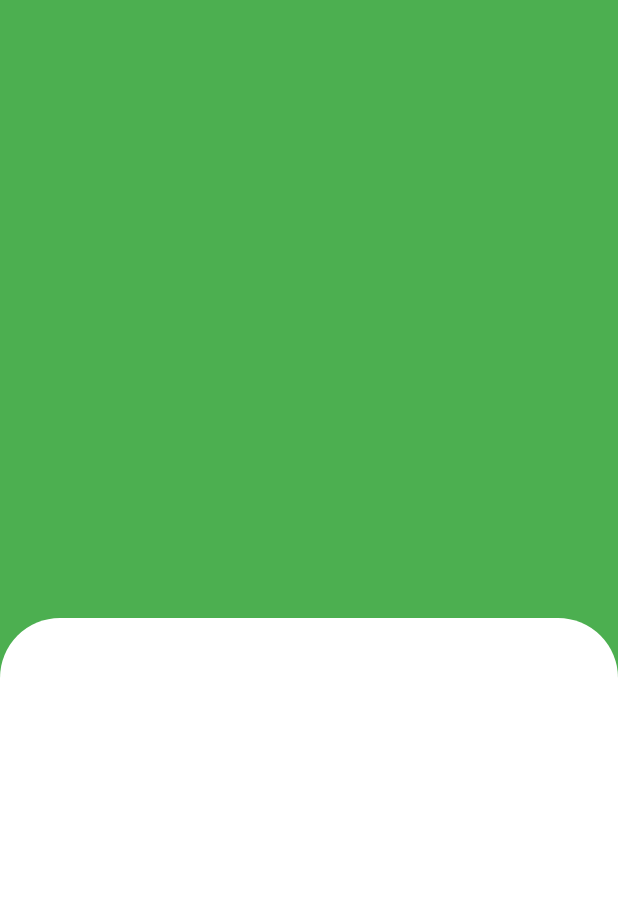
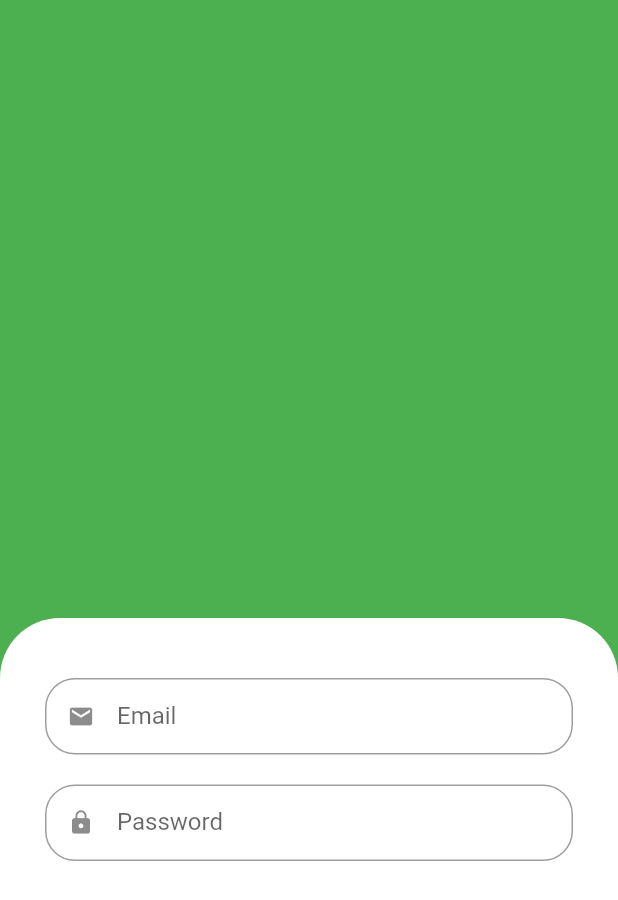
Before and after one commit to jefferson-norberto2/green_gracer_app, a Flutter app: the screen it shows after launch, on a phone screen of 412 x 824 dp. Shown: the top 900 px of the screen. Run offline on Flutter 3.47's test engine with Material 2 defaults, Android fonts, the phone set to English and light mode, and no system bars.

Commit message:
Feat - Custom Form Field Maked

```diff
--- a/lib/main.dart
+++ b/lib/main.dart
@@ -14,7 +14,7 @@ class MyApp extends StatelessWidget {
     return MaterialApp(
       title: 'Flutter Demo',
       theme: ThemeData(
-        primarySwatch: Colors.blue,
+        primarySwatch: Colors.green,
       ),
       home: const SignInScreen(),
     );
--- /dev/null
+++ b/lib/src/auth/components/custom_text_field.dart
@@ -0,0 +1,33 @@
+import 'package:flutter/material.dart';
+
+class CustomTextField extends StatelessWidget {
+  final IconData icon;
+  final String label;
+  final bool obscureText;
+
+  const CustomTextField(
+      {super.key,
+      required this.icon,
+      required this.label,
+      this.obscureText = false});
+
+  @override
+  Widget build(BuildContext context) {
+    return Padding(
+      padding: const EdgeInsets.only(bottom: 20),
+      child: TextFormField(
+        obscureText: obscureText,
+        decoration: InputDecoration(
+          label: Text(label),
+          prefixIcon: Icon(icon),
+          isDense: true,
+          border: const OutlineInputBorder(
+            borderRadius: BorderRadius.all(
+              Radius.circular(20),
+            ),
+          ),
+        ),
+      ),
+    );
+  }
+}
--- a/lib/src/auth/sign_in_screen.dart
+++ b/lib/src/auth/sign_in_screen.dart
@@ -1,4 +1,5 @@
 import 'package:flutter/material.dart';
+import 'package:green_gracer_app/src/auth/components/custom_text_field.dart';
 
 class SignInScreen extends StatelessWidget {
   const SignInScreen({super.key});
@@ -16,11 +17,21 @@ class SignInScreen extends StatelessWidget {
           ),
           Expanded(
             child: Container(
+              padding: const EdgeInsets.symmetric(horizontal: 30, vertical: 40),
               decoration: const BoxDecoration(
                 borderRadius: BorderRadius.vertical(
                   top: Radius.circular(40),
                 ),
                 color: Colors.white,
+              ),
+              child: Column(
+                children: const [
+                  // Email
+                  CustomTextField(icon: Icons.email, label: 'Email'),
+                  // Password
+                  CustomTextField(
+                      icon: Icons.lock, label: 'Password', obscureText: true),
+                ],
               ),
             ),
           ),
```
